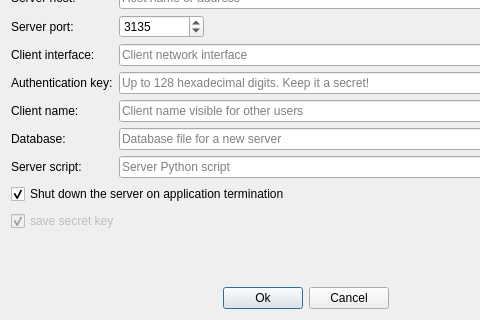
This is src/ui/connectiondialog.ui in codilime/veles as Qt 5 draws it before an edit; both pictures show x 0 to 480 and y 125 to 445 of the 611 by 445 pixel window. The edited form follows.
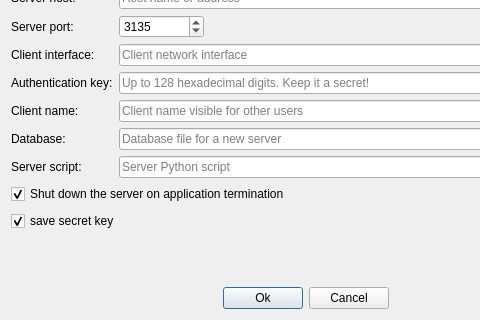
This is the edited form.

```diff
--- a/src/ui/connectiondialog.ui
+++ b/src/ui/connectiondialog.ui
@@ -289,7 +289,7 @@
        <item>
         <widget class="QCheckBox" name="save_key_check_box">
          <property name="enabled">
-          <bool>false</bool>
+          <bool>true</bool>
          </property>
          <property name="text">
           <string>save secret key</string>
```
